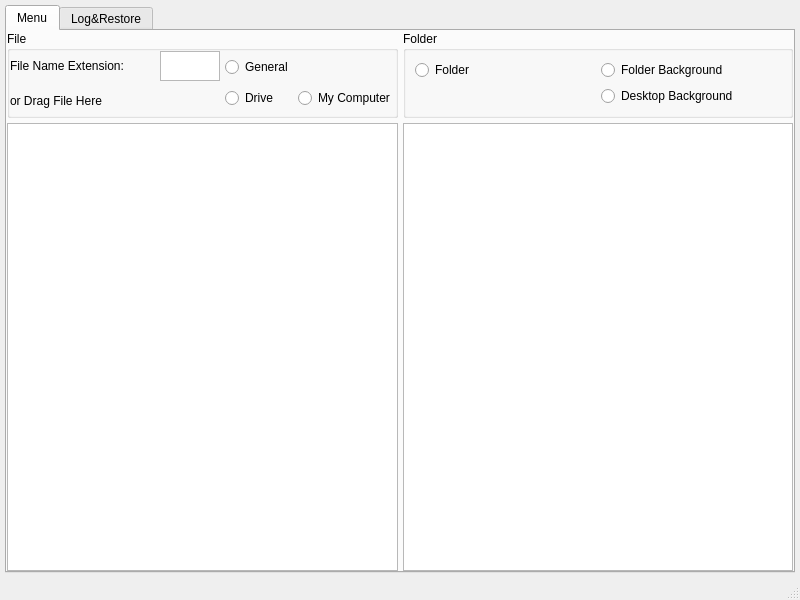
Old version of the form lib/UI/Layout/MenuDog.ui in the repository ly-east/MenuDog.
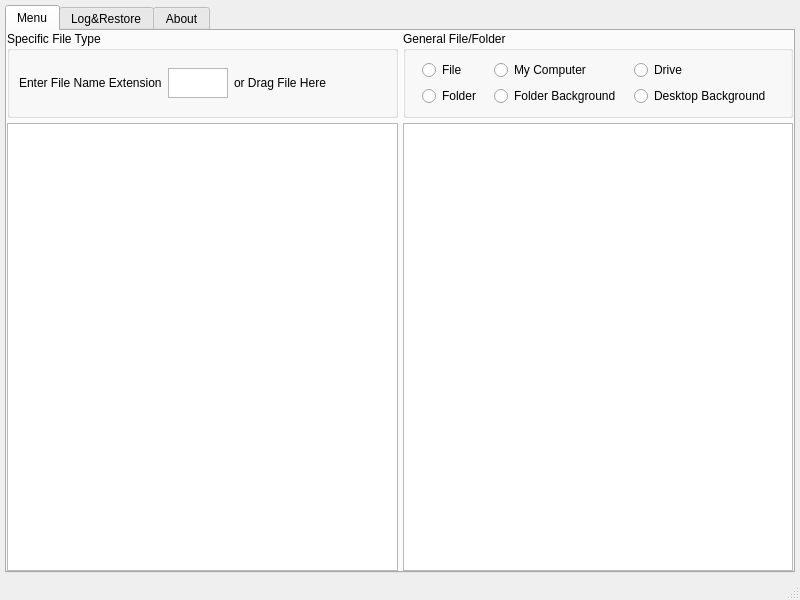
New version of the form.

Commit message: optimize layout

Patch:
```diff
--- a/lib/UI/Layout/MenuDog.ui
+++ b/lib/UI/Layout/MenuDog.ui
@@ -35,7 +35,7 @@
       <property name="currentIndex">
        <number>0</number>
       </property>
-      <widget class="QWidget" name="edit">
+      <widget class="QWidget" name="menu_2">
        <attribute name="title">
         <string>Menu</string>
        </attribute>
@@ -61,37 +61,23 @@
            <number>5</number>
           </property>
           <item>
-           <widget class="QGroupBox" name="file">
+           <widget class="QGroupBox" name="group1">
             <property name="title">
-             <string>File</string>
+             <string>Specific File Type</string>
             </property>
             <layout class="QHBoxLayout" name="horizontalLayout_2">
-             <property name="spacing">
-              <number>5</number>
-             </property>
-             <property name="leftMargin">
-              <number>0</number>
-             </property>
-             <property name="topMargin">
-              <number>0</number>
-             </property>
-             <property name="rightMargin">
-              <number>0</number>
-             </property>
-             <property name="bottomMargin">
-              <number>0</number>
-             </property>
-             <item>
-              <layout class="QVBoxLayout" name="verticalLayout_4">
-               <property name="spacing">
-                <number>5</number>
-               </property>
                <item>
                 <layout class="QHBoxLayout" name="horizontalLayout_3">
                  <item>
                   <widget class="QLabel" name="label_2">
+                 <property name="sizePolicy">
+                  <sizepolicy hsizetype="Fixed" vsizetype="Preferred">
+                   <horstretch>0</horstretch>
+                   <verstretch>0</verstretch>
+                  </sizepolicy>
+                 </property>
                    <property name="text">
-                    <string>File Name Extension:</string>
+                  <string>Enter File Name Extension</string>
                    </property>
                   </widget>
                  </item>
@@ -120,8 +106,6 @@
                    </property>
                   </widget>
                  </item>
-                </layout>
-               </item>
                <item>
                 <widget class="QLabel" name="label">
                  <property name="text">
@@ -131,9 +115,36 @@
                </item>
               </layout>
              </item>
+            </layout>
+           </widget>
+          </item>
              <item>
-              <layout class="QGridLayout" name="gridLayout_2">
-               <item row="1" column="1">
+           <widget class="QGroupBox" name="groupBox">
+            <property name="title">
+             <string>General File/Folder</string>
+            </property>
+            <layout class="QGridLayout" name="gridLayout_3">
+             <item row="1" column="0">
+              <widget class="QRadioButton" name="radioButton_4">
+               <property name="text">
+                <string>Folder</string>
+               </property>
+              </widget>
+             </item>
+             <item row="0" column="0">
+              <widget class="QRadioButton" name="radioButton">
+               <property name="sizePolicy">
+                <sizepolicy hsizetype="Fixed" vsizetype="Fixed">
+                 <horstretch>0</horstretch>
+                 <verstretch>0</verstretch>
+                </sizepolicy>
+               </property>
+               <property name="text">
+                <string>File</string>
+               </property>
+              </widget>
+             </item>
+             <item row="0" column="1">
                 <widget class="QRadioButton" name="radioButton_2">
                  <property name="sizePolicy">
                   <sizepolicy hsizetype="Fixed" vsizetype="Fixed">
@@ -146,7 +157,7 @@
                  </property>
                 </widget>
                </item>
-               <item row="1" column="0">
+             <item row="0" column="2">
                 <widget class="QRadioButton" name="radioButton_3">
                  <property name="sizePolicy">
                   <sizepolicy hsizetype="Fixed" vsizetype="Fixed">
@@ -159,45 +170,14 @@
                  </property>
                 </widget>
                </item>
-               <item row="0" column="0">
-                <widget class="QRadioButton" name="radioButton">
-                 <property name="sizePolicy">
-                  <sizepolicy hsizetype="Fixed" vsizetype="Fixed">
-                   <horstretch>0</horstretch>
-                   <verstretch>0</verstretch>
-                  </sizepolicy>
-                 </property>
-                 <property name="text">
-                  <string>General</string>
-                 </property>
-                </widget>
-               </item>
-              </layout>
-             </item>
-            </layout>
-           </widget>
-          </item>
-          <item>
-           <widget class="QGroupBox" name="groupBox">
-            <property name="title">
-             <string>Folder</string>
-            </property>
-            <layout class="QGridLayout" name="gridLayout_3">
-             <item row="0" column="1">
+             <item row="1" column="1">
               <widget class="QRadioButton" name="radioButton_5">
                <property name="text">
                 <string>Folder Background</string>
                </property>
               </widget>
              </item>
-             <item row="0" column="0">
-              <widget class="QRadioButton" name="radioButton_4">
-               <property name="text">
-                <string>Folder</string>
-               </property>
-              </widget>
-             </item>
-             <item row="1" column="1">
+             <item row="1" column="2">
               <widget class="QRadioButton" name="radioButton_6">
                <property name="text">
                 <string>Desktop Background</string>
@@ -217,7 +197,7 @@
              <bool>true</bool>
             </property>
             <property name="sizePolicy">
-             <sizepolicy hsizetype="Preferred" vsizetype="Expanding">
+             <sizepolicy hsizetype="Expanding" vsizetype="Expanding">
               <horstretch>0</horstretch>
               <verstretch>0</verstretch>
              </sizepolicy>
@@ -227,7 +207,7 @@
           <item>
            <widget class="QTableWidget" name="menu">
             <property name="sizePolicy">
-             <sizepolicy hsizetype="Preferred" vsizetype="Preferred">
+             <sizepolicy hsizetype="Expanding" vsizetype="Expanding">
               <horstretch>0</horstretch>
               <verstretch>0</verstretch>
              </sizepolicy>
@@ -243,6 +223,42 @@
         <string>Log&amp;&amp;Restore</string>
        </attribute>
       </widget>
+      <widget class="QWidget" name="about">
+       <attribute name="title">
+        <string>About</string>
+       </attribute>
+       <layout class="QVBoxLayout" name="verticalLayout_5">
+        <property name="spacing">
+         <number>5</number>
+        </property>
+        <property name="leftMargin">
+         <number>0</number>
+        </property>
+        <property name="topMargin">
+         <number>0</number>
+        </property>
+        <property name="rightMargin">
+         <number>0</number>
+        </property>
+        <property name="bottomMargin">
+         <number>0</number>
+        </property>
+        <item>
+         <layout class="QVBoxLayout" name="verticalLayout_2">
+          <item>
+           <widget class="QLabel" name="version">
+            <property name="text">
+             <string>TextLabel</string>
+            </property>
+            <property name="alignment">
+             <set>Qt::AlignCenter</set>
+            </property>
+           </widget>
+          </item>
+         </layout>
+        </item>
+       </layout>
+      </widget>
      </widget>
     </item>
    </layout>
```
Lines whose indentation alone changed are shown as unchanged. The commit also changes 1 other file.
